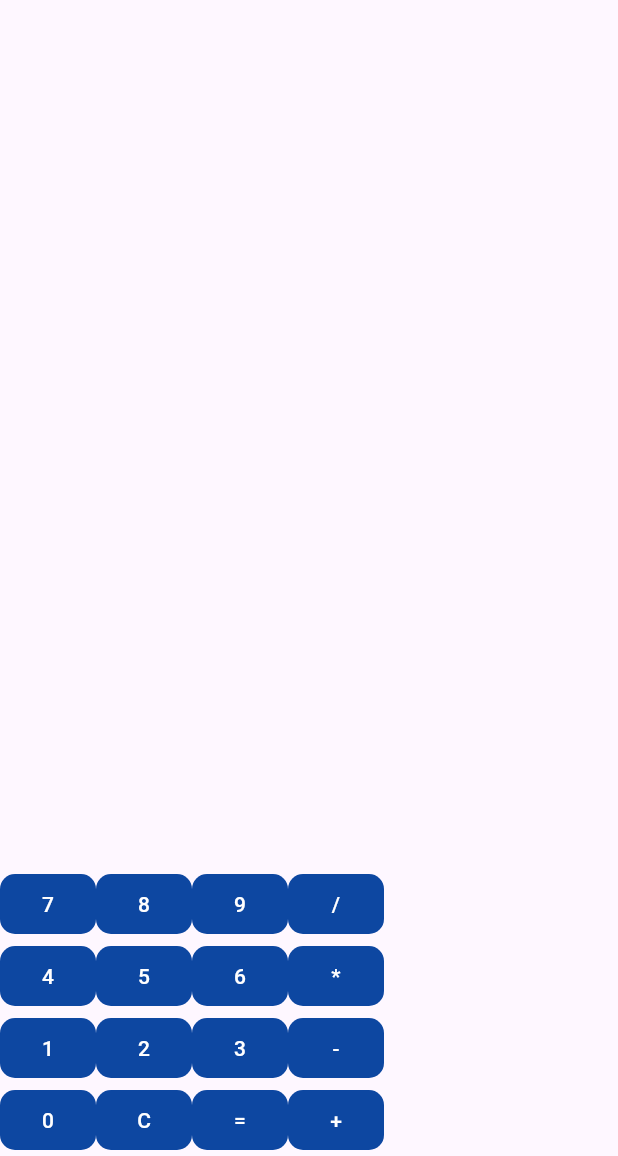
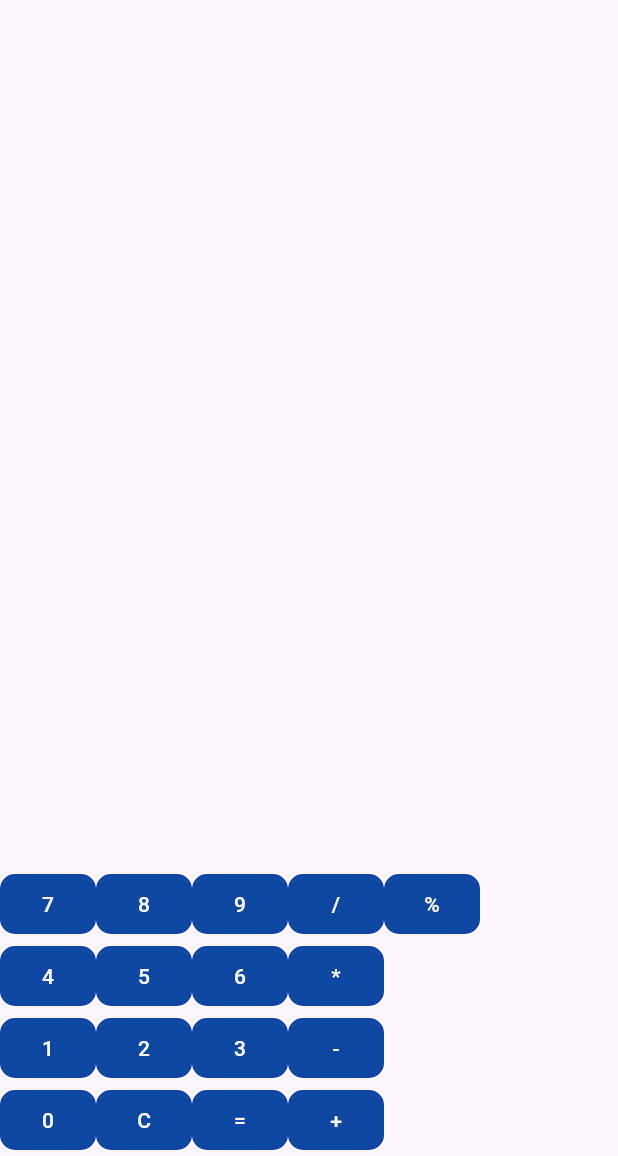
Before and after one commit to Anjola-Fapohunda/flutter-calculator, a Flutter app: the screen it shows after launch, on a phone screen of 412 x 824 dp, the part 80-1236 px from its top. Run offline on Flutter 3.47's test engine with Material 3 defaults, Android fonts, the phone set to English and light mode, and no system bars; missing offline and left inert: expressions.

Commit message:
Added modulo button to the calculator app

```diff
--- a/lib/main.dart
+++ b/lib/main.dart
@@ -118,6 +118,10 @@ class _CalculatorScreenState extends State<CalculatorScreen> {
                     onPressed: () => _onPressed('/'),
                     child: const Text('/'),
                   ),
+                  StyledButton(
+                    onPressed: () => _onPressed('%'),
+                    child: const Text('%'),
+                  )
                 ],
               ),
               Row(
```
